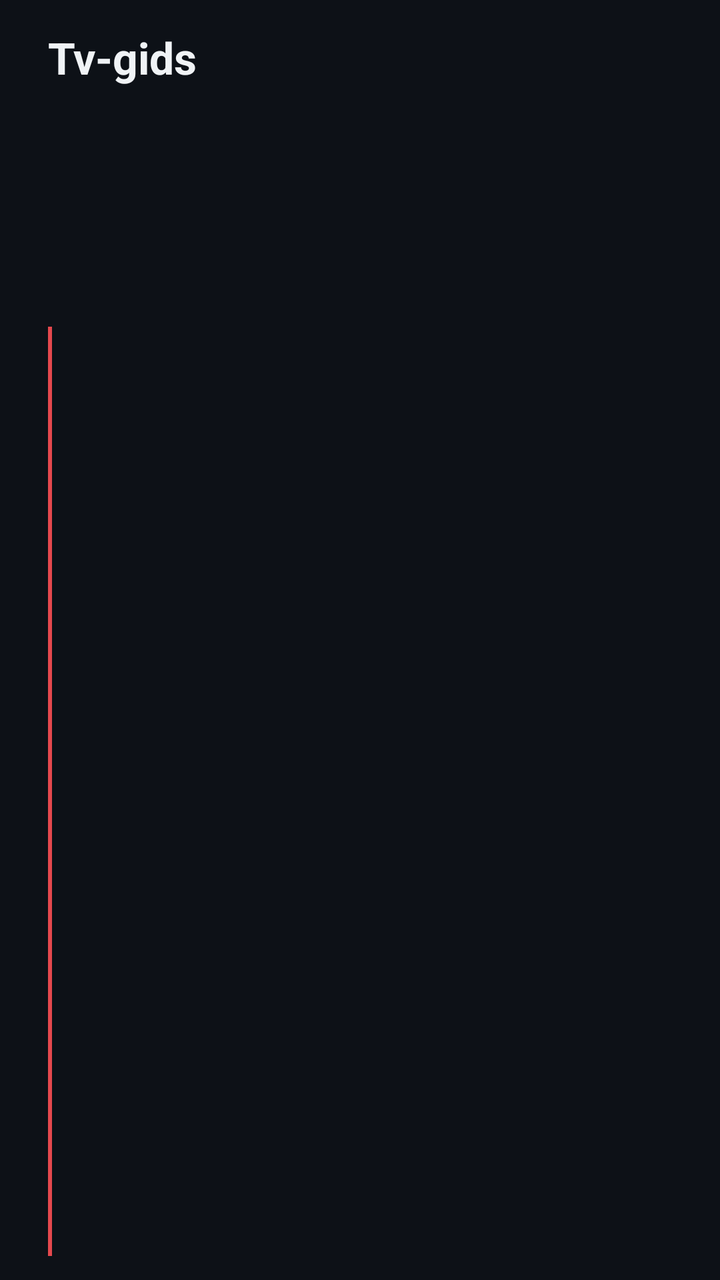
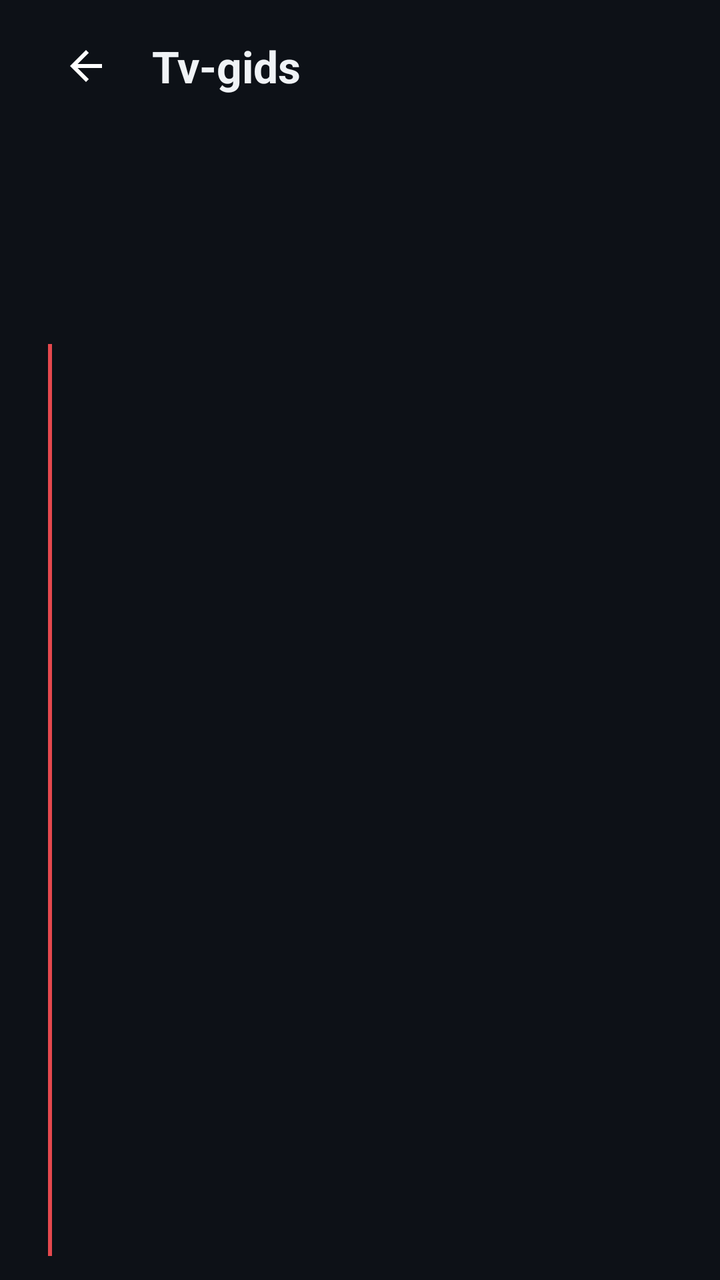

The first picture is an Android layout as it rendered before a commit; the second is the same layout after the commit. The layout source and the unified diff follow.
<!-- AndroidManifest.xml: application theme AppTheme -->
<!-- res/layout/activity_guide_grid.xml -->
<?xml version="1.0" encoding="utf-8"?>
<LinearLayout xmlns:android="http://schemas.android.com/apk/res/android"
    android:layout_width="match_parent"
    android:layout_height="match_parent"
    android:background="@color/bg"
    android:orientation="vertical"
    android:paddingStart="24dp"
    android:paddingTop="14dp"
    android:paddingEnd="24dp"
    android:paddingBottom="12dp">

    <LinearLayout
        android:layout_width="match_parent"
        android:layout_height="wrap_content"
        android:gravity="center_vertical"
        android:orientation="horizontal">

        <TextView
            android:layout_width="wrap_content"
            android:layout_height="wrap_content"
            android:text="Tv-gids"
            android:textColor="@color/text"
            android:textSize="22sp"
            android:textStyle="bold" />

        <TextView
            android:id="@+id/subtitle"
            android:layout_width="0dp"
            android:layout_height="wrap_content"
            android:layout_marginStart="14dp"
            android:layout_weight="1"
            android:ellipsize="end"
            android:maxLines="1"
            android:textColor="@color/muted"
            android:textSize="14sp" />

        <TextView
            android:id="@+id/clock"
            android:layout_width="wrap_content"
            android:layout_height="wrap_content"
            android:textColor="@color/text"
            android:textSize="18sp" />
    </LinearLayout>

    
    <LinearLayout
        android:layout_width="match_parent"
        android:layout_height="84dp"
        android:layout_marginTop="8dp"
        android:orientation="vertical">

        <TextView
            android:id="@+id/detailTitle"
            android:layout_width="match_parent"
            android:layout_height="wrap_content"
            android:ellipsize="end"
            android:maxLines="1"
            android:textColor="@color/text"
            android:textSize="19sp"
            android:textStyle="bold" />

        <TextView
            android:id="@+id/detailMeta"
            android:layout_width="match_parent"
            android:layout_height="wrap_content"
            android:layout_marginTop="2dp"
            android:ellipsize="end"
            android:maxLines="1"
            android:textColor="@color/accent"
            android:textSize="13sp" />

        <TextView
            android:id="@+id/detailDesc"
            android:layout_width="match_parent"
            android:layout_height="wrap_content"
            android:layout_marginTop="4dp"
            android:ellipsize="end"
            android:maxLines="2"
            android:textColor="@color/muted"
            android:textSize="13sp" />
    </LinearLayout>

    
    <LinearLayout
        android:layout_width="match_parent"
        android:layout_height="24dp"
        android:orientation="horizontal">

        <TextView
            android:id="@+id/day"
            android:layout_width="170dp"
            android:layout_height="match_parent"
            android:gravity="center_vertical"
            android:paddingStart="8dp"
            android:textColor="@color/text"
            android:textSize="13sp"
            android:textStyle="bold" />

        <FrameLayout
            android:id="@+id/ruler"
            android:layout_width="0dp"
            android:layout_height="match_parent"
            android:layout_weight="1" />
    </LinearLayout>

    <FrameLayout
        android:layout_width="match_parent"
        android:layout_height="0dp"
        android:layout_marginTop="4dp"
        android:layout_weight="1">

        <androidx.recyclerview.widget.RecyclerView
            android:id="@+id/grid"
            android:layout_width="match_parent"
            android:layout_height="match_parent"
            android:scrollbars="none" />

        <View
            android:id="@+id/nowLine"
            android:layout_width="2dp"
            android:layout_height="match_parent"
            android:background="#FFE5484D" />
    </FrameLayout>
</LinearLayout>
<!-- resources referenced by this layout -->
<resources>
  <color name="accent">#2F81F7</color>
  <color name="bg">#0D1117</color>
  <color name="muted">#8B949E</color>
  <color name="text">#F0F3F6</color>
  <style name="AppTheme" parent="android:Theme.Material.NoActionBar.Fullscreen">
          <item name="android:windowBackground">@color/bg</item>
          <item name="android:colorAccent">@color/accent</item>
          <item name="android:colorPrimary">@color/bg</item>
          <item name="android:textColor">@color/text</item>
      </style>
</resources>

<!-- the commit's change to res/layout/activity_guide_grid.xml (unified diff, before → after) -->
@@ -14,6 +14,18 @@
         android:layout_height="wrap_content"
         android:gravity="center_vertical"
         android:orientation="horizontal">
+        <ImageButton
+            android:id="@+id/backBtn"
+            android:layout_width="38dp"
+            android:layout_height="38dp"
+            android:layout_marginEnd="14dp"
+            android:background="@drawable/nav_bg"
+            android:contentDescription="Terug"
+            android:padding="7dp"
+            android:scaleType="fitCenter"
+            android:src="@drawable/ic_arrow_back"
+            android:tint="@color/nav_text" />
+
 
         <TextView
             android:layout_width="wrap_content"
<!-- resource entries referenced after the edit -->
@@ -4,6 +4,28 @@
   <color name="bg">#0D1117</color>
   <color name="muted">#8B949E</color>
   <color name="text">#F0F3F6</color>
+  <!-- drawable ic_arrow_back (drawable) -->
+  <?xml version="1.0" encoding="utf-8"?>
+  <vector xmlns:android="http://schemas.android.com/apk/res/android"
+      android:width="20dp"
+      android:height="20dp"
+      android:viewportWidth="24"
+      android:viewportHeight="24">
+      <path android:fillColor="#FFFFFFFF" android:pathData="M20,11H7.83l5.59,-5.59L12,4l-8,8 8,8 1.41,-1.41L7.83,13H20v-2z" />
+  </vector>
+  <!-- drawable nav_bg (drawable) -->
+  <?xml version="1.0" encoding="utf-8"?>
+  <selector xmlns:android="http://schemas.android.com/apk/res/android">
+      <item android:state_focused="true">
+          <shape><solid android:color="#FFFFFFFF" /><corners android:radius="18dp" /></shape>
+      </item>
+      <item android:state_activated="true">
+          <shape><solid android:color="#33FFFFFF" /><corners android:radius="18dp" /></shape>
+      </item>
+      <item>
+          <shape><solid android:color="#00000000" /><corners android:radius="18dp" /></shape>
+      </item>
+  </selector>
   <style name="AppTheme" parent="android:Theme.Material.NoActionBar.Fullscreen">
           <item name="android:windowBackground">@color/bg</item>
           <item name="android:colorAccent">@color/accent</item>
